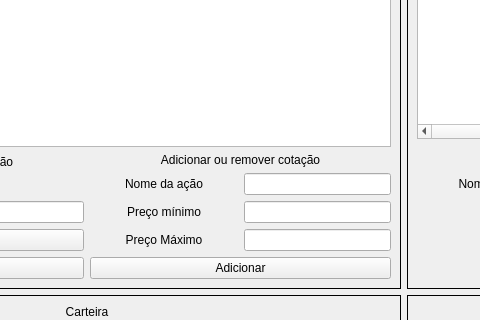
Qt form trabalho 3/app/client/main_window.ui (developedby/Trabalhos-Sistemas-Distribuidos) before a commit; both pictures show x 236 to 716 and y 92 to 412 of the 1280 by 720 pixel window.
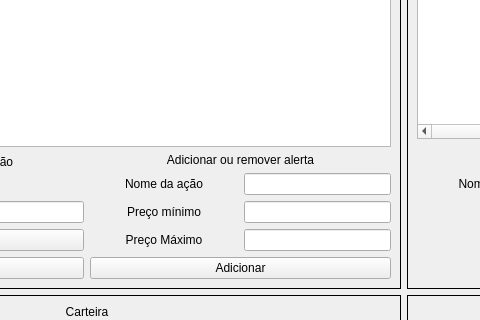
The same form after that commit.

Diff of the .ui file:
```diff
--- a/trabalho 3/app/client/main_window.ui
+++ b/trabalho 3/app/client/main_window.ui
@@ -216,7 +216,7 @@
               </sizepolicy>
              </property>
              <property name="text">
-              <string>Adicionar ou remover cotação</string>
+              <string>Adicionar ou remover alerta</string>
              </property>
              <property name="alignment">
               <set>Qt::AlignCenter</set>
```
